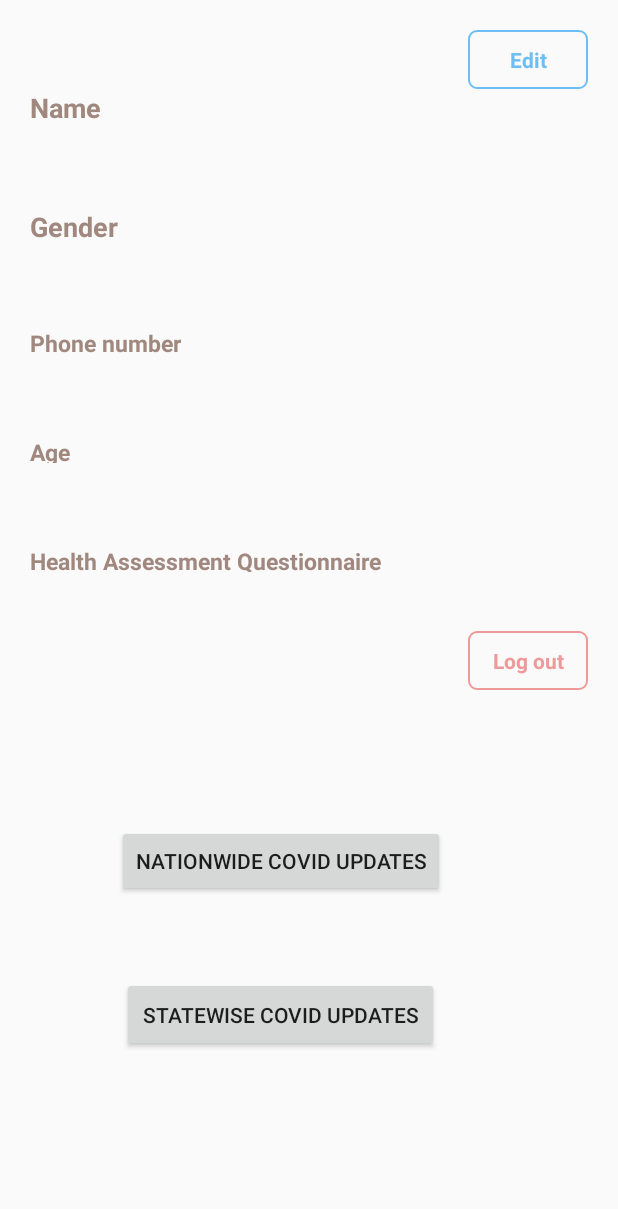
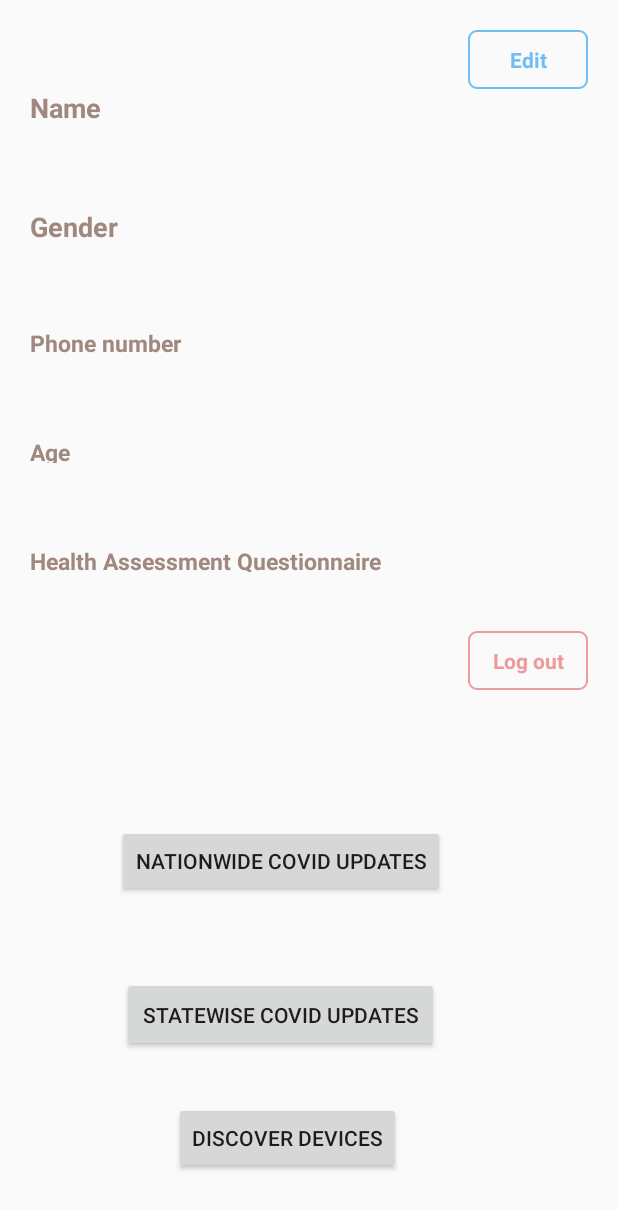
Before and after one commit to shikharagrawalmy999/covidapp, an Android app: the screen it shows after launch once a user with an empty profile is signed in (Info_dashboard), on a phone screen of 412 x 824 dp. Shown: the top 1209 px of the screen. Run offline under Robolectric (Android 15) with nearby library versions, the phone set to English and light mode, and no system bars; our stand-ins replace Firebase (no records; nobody signed in at launch, a user with empty details on screens opened directly).

Commit message:
Bluetooth Devices Discovery

```diff
--- a/app/src/main/java/com/example/covidapp/Info_dashboard.java
+++ b/app/src/main/java/com/example/covidapp/Info_dashboard.java
@@ -29,6 +29,9 @@ public class Info_dashboard extends AppCompatActivity {
     TextView edit,logout;
     GoogleSignInClient mGoogleSignInClient;
     TextView name_txt,gender_text,age_text,phone_text,health_status;
+
+    Button discover;
+
     @Override
     protected void onCreate(Bundle savedInstanceState) {
         super.onCreate(savedInstanceState);
@@ -43,6 +46,15 @@ public class Info_dashboard extends AppCompatActivity {
         });
 
         state_covid_button = (Button) findViewById(R.id.statewise_covid);
+
+
+        discover = findViewById(R.id.bluetoothDiscButton);
+        discover.setOnClickListener(new View.OnClickListener() {
+            @Override
+            public void onClick(View v) {
+                startActivity(new Intent(Info_dashboard.this, bluetoothDiscovery.class));
+            }
+        });
 
         state_covid_button.setOnClickListener(new View.OnClickListener() {
             @Override
--- a/app/src/main/res/layout/activity_info_dasboard.xml
+++ b/app/src/main/res/layout/activity_info_dasboard.xml
@@ -192,4 +192,16 @@
         app:layout_constraintStart_toStartOf="parent"
         app:layout_constraintTop_toBottomOf="@+id/covid_update_button"
         app:layout_constraintVertical_bias="0.304" />
+
+    <Button
+        android:id="@+id/bluetoothDiscButton"
+        android:layout_width="wrap_content"
+        android:layout_height="wrap_content"
+        android:text="Discover Devices"
+        app:layout_constraintBottom_toBottomOf="parent"
+        app:layout_constraintEnd_toEndOf="parent"
+        app:layout_constraintHorizontal_bias="0.445"
+        app:layout_constraintStart_toStartOf="parent"
+        app:layout_constraintTop_toBottomOf="@+id/statewise_covid"
+        app:layout_constraintVertical_bias="0.444" />
 </androidx.constraintlayout.widget.ConstraintLayout>
--- a/app/src/main/res/values/strings.xml
+++ b/app/src/main/res/values/strings.xml
@@ -43,4 +43,5 @@
     <string name="submit">Submit</string>
     <string name="number_of_cases">Number of Cases: </string>
     <string name="cases_today">Cases Today: </string>
+    <string name="scan">Scan</string>
 </resources>
```
Also changed, not shown: app/src/main/AndroidManifest.xml (+11 -0 lines), app/src/main/java/com/example/covidapp/bluetoothDiscovery.java (added, +79 -0 lines), app/src/main/res/layout/activity_bluetooth_discovery.xml (added, +32 -0 lines).
